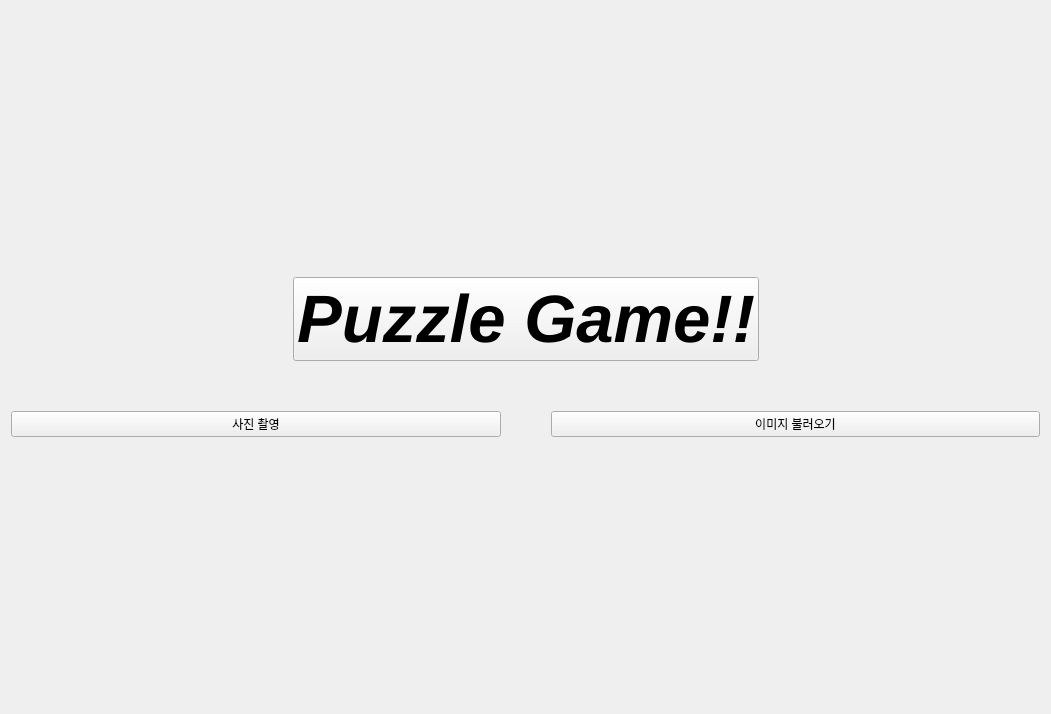
First picture: the form in puzzle/puzzle.ui, repository ghkdwjdxo99/Intel_7_openCV_project, before the edit.
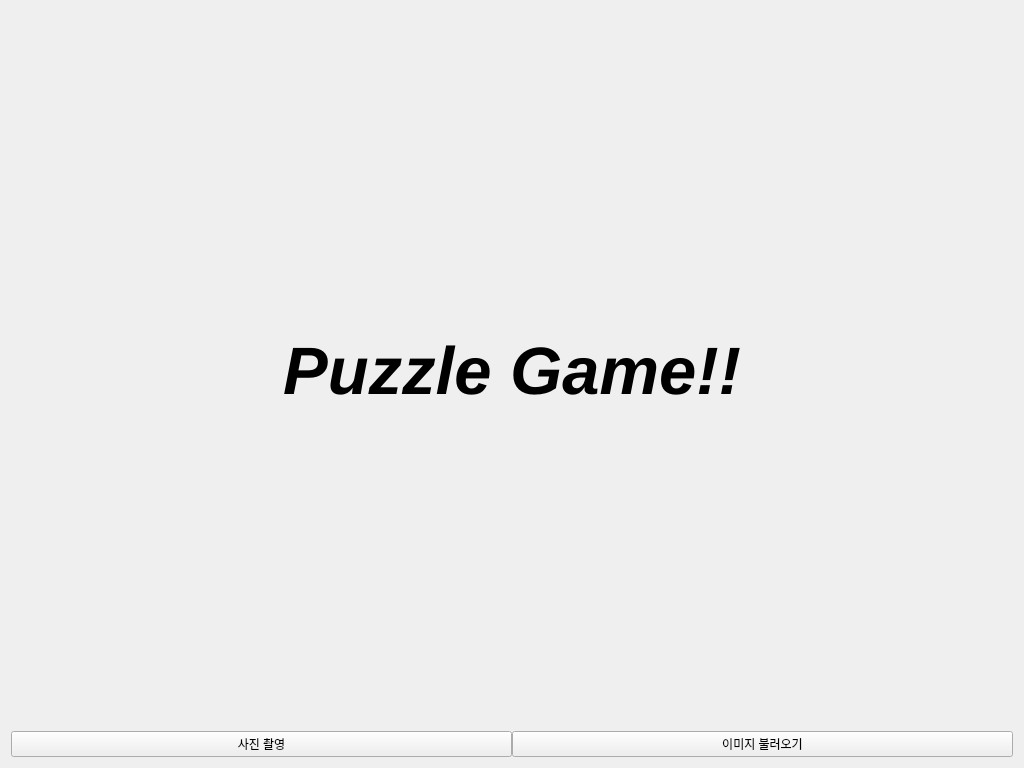
Second picture: the form after the edit.

Commit message: make Page UI (make_puzzle_image class, webcam_capture class

```diff
--- a/puzzle/puzzle.ui
+++ b/puzzle/puzzle.ui
@@ -6,10 +6,16 @@
    <rect>
     <x>0</x>
     <y>0</y>
-    <width>1051</width>
-    <height>714</height>
+    <width>1024</width>
+    <height>768</height>
    </rect>
   </property>
+  <property name="minimumSize">
+   <size>
+    <width>1024</width>
+    <height>768</height>
+   </size>
+  </property>
   <property name="windowTitle">
    <string>puzzle</string>
   </property>
@@ -17,7 +23,7 @@
    <item>
     <layout class="QVBoxLayout" name="verticalLayout" stretch="8,2">
      <property name="spacing">
-      <number>50</number>
+      <number>0</number>
      </property>
      <item>
       <layout class="QHBoxLayout" name="horizontalLayout_2">
@@ -35,27 +41,18 @@
         </spacer>
        </item>
        <item>
-        <widget class="QPushButton" name="pushButton_3">
+        <widget class="QLabel" name="title_label">
          <property name="font">
           <font>
            <pointsize>50</pointsize>
            <weight>75</weight>
            <italic>true</italic>
            <bold>true</bold>
-           <underline>false</underline>
-           <strikeout>false</strikeout>
-           <kerning>true</kerning>
           </font>
          </property>
          <property name="text">
           <string>Puzzle Game!!</string>
          </property>
-         <property name="iconSize">
-          <size>
-           <width>32</width>
-           <height>32</height>
-          </size>
-         </property>
         </widget>
        </item>
        <item>
```
The commit also changes 13 other files.
